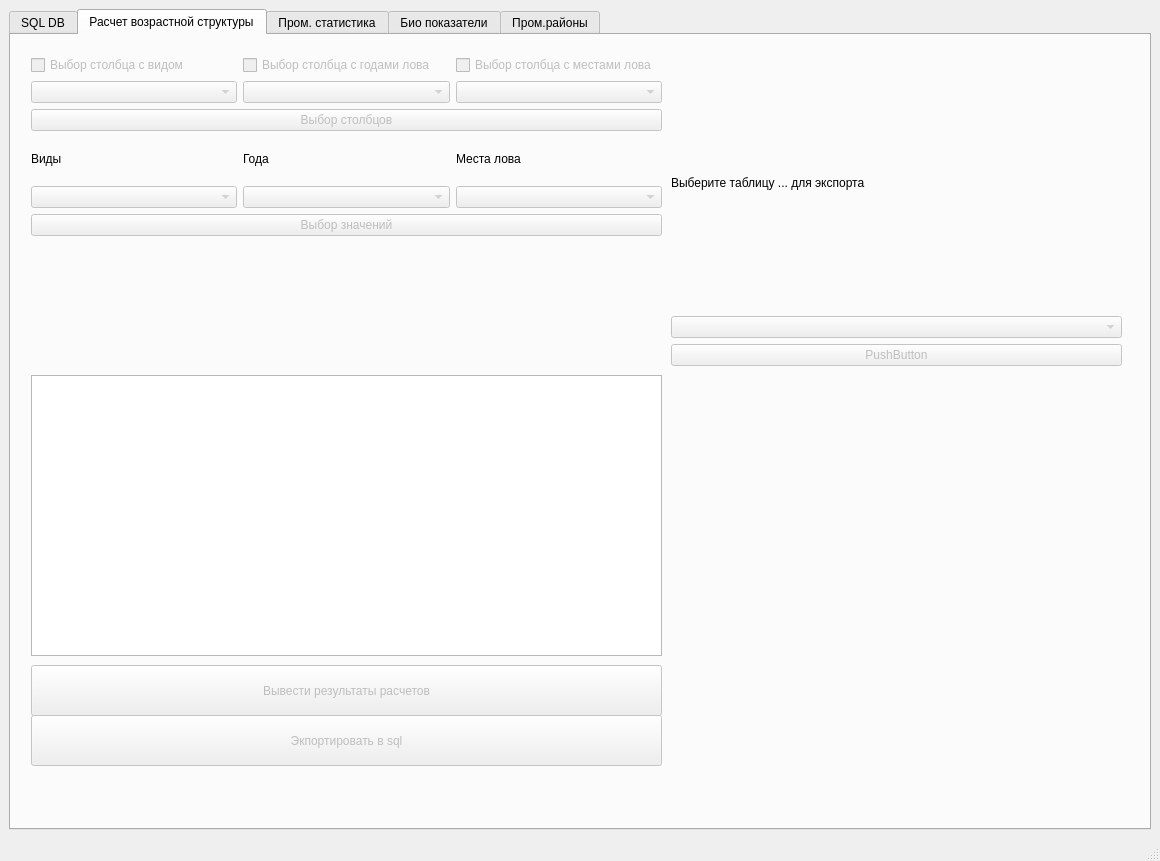
DidenkoDmitriy/fish_stock, file ui_form.ui: the form before one commit.
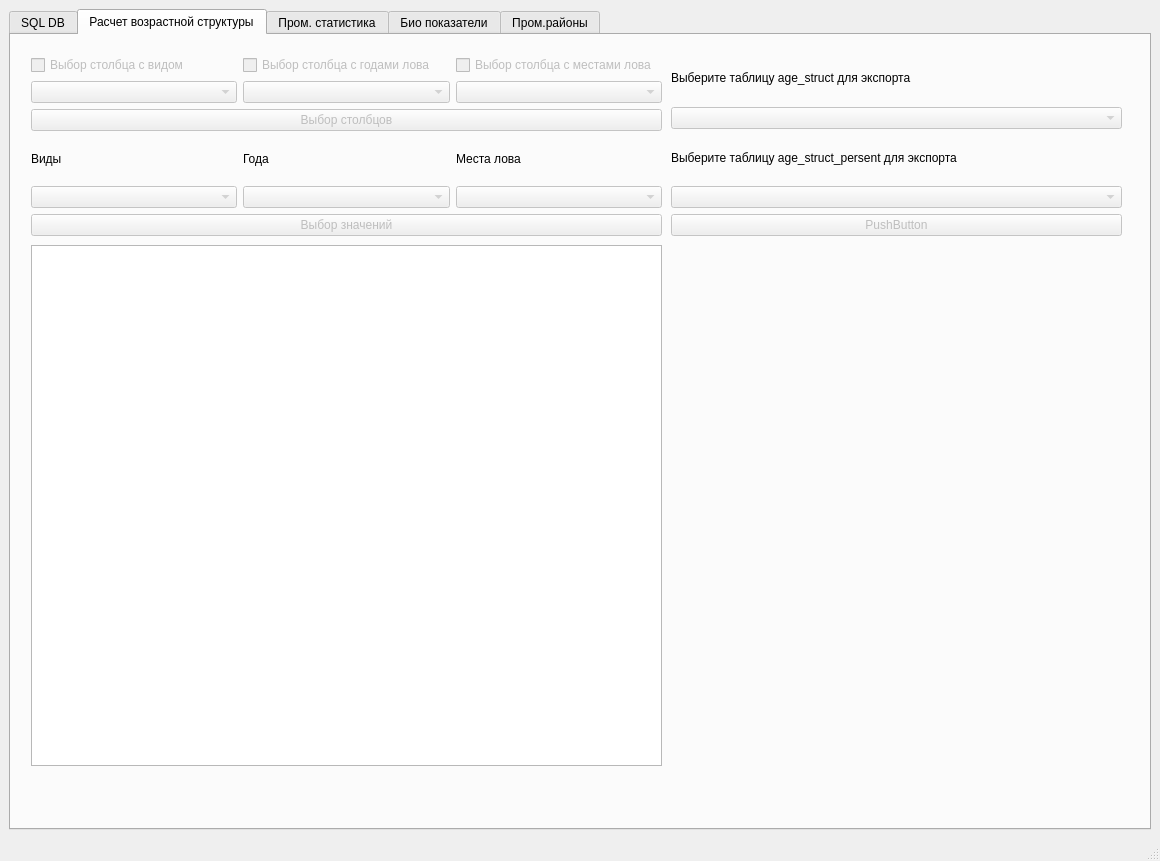
The form after the commit.

Commit message: Implemented the export functionality in age struct calculation in sql

What changed in the file:
```diff
--- a/ui_form.ui
+++ b/ui_form.ui
@@ -227,14 +227,14 @@
           <x>660</x>
           <y>20</y>
           <width>451</width>
-          <height>311</height>
+          <height>181</height>
          </rect>
         </property>
         <layout class="QVBoxLayout" name="verticalLayout_4">
          <item>
           <widget class="QLabel" name="label_export_age_structure_calculation_to_sql">
            <property name="text">
-            <string>Выберите таблицу ... для экспорта</string>
+            <string>Выберите таблицу age_struct для экспорта</string>
            </property>
           </widget>
          </item>
@@ -245,6 +245,23 @@
            </property>
           </widget>
          </item>
+         <item>
+          <widget class="QLabel" name="label_export_age_structure_persent_calculation_to_sql">
+           <property name="enabled">
+            <bool>true</bool>
+           </property>
+           <property name="text">
+            <string>Выберите таблицу age_struct_persent для экспорта</string>
+           </property>
+          </widget>
+         </item>
+         <item>
+          <widget class="QComboBox" name="comboBox_export_age_structure_persent_calculation_to_sql">
+           <property name="enabled">
+            <bool>false</bool>
+           </property>
+          </widget>
+         </item>
          <item>
           <widget class="QPushButton" name="pushButton_export_age_structure_calculation_to_sql">
            <property name="enabled">
@@ -261,44 +278,12 @@
         <property name="geometry">
          <rect>
           <x>20</x>
-          <y>340</y>
+          <y>210</y>
           <width>631</width>
-          <height>281</height>
+          <height>521</height>
          </rect>
         </property>
        </widget>
-       <widget class="QPushButton" name="button_age_structure_calculation_print_results">
-        <property name="enabled">
-         <bool>false</bool>
-        </property>
-        <property name="geometry">
-         <rect>
-          <x>20</x>
-          <y>630</y>
-          <width>631</width>
-          <height>51</height>
-         </rect>
-        </property>
-        <property name="text">
-         <string>Вывести результаты расчетов</string>
-        </property>
-       </widget>
-       <widget class="QPushButton" name="button_age_structure_calculation_save_results">
-        <property name="enabled">
-         <bool>false</bool>
-        </property>
-        <property name="geometry">
-         <rect>
-          <x>20</x>
-          <y>680</y>
-          <width>631</width>
-          <height>51</height>
-         </rect>
-        </property>
-        <property name="text">
-         <string>Экпортировать в sql</string>
-        </property>
-       </widget>
        <widget class="QWidget" name="gridLayoutWidget">
         <property name="geometry">
          <rect>
```
The commit also changes 8 other files.
